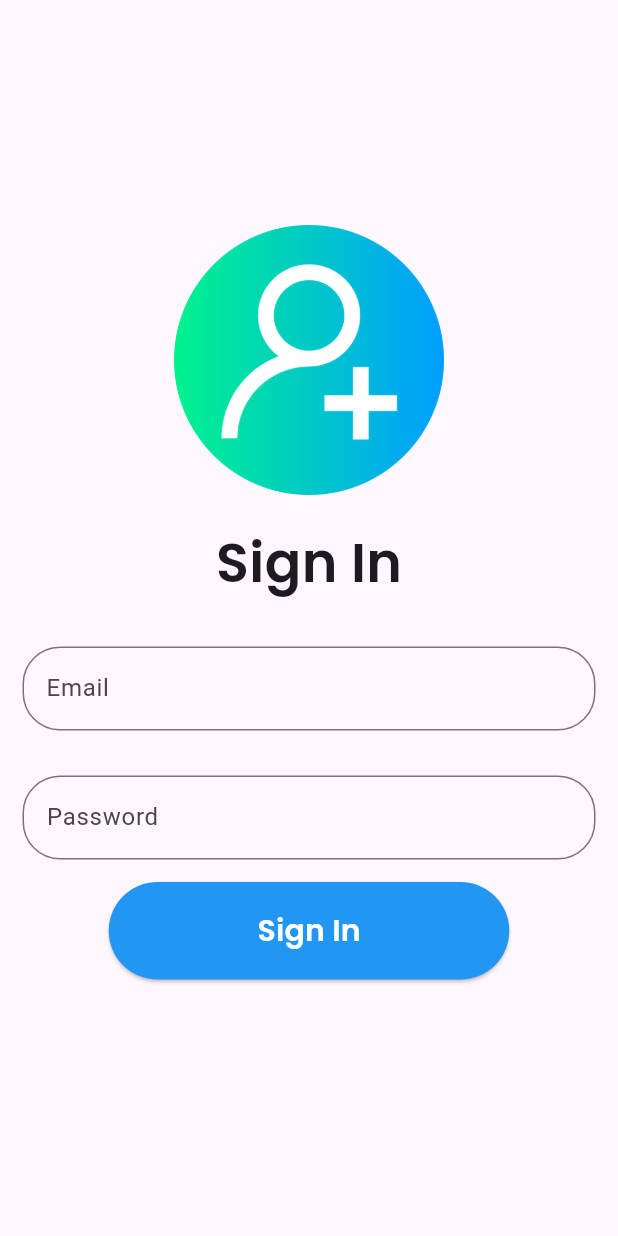
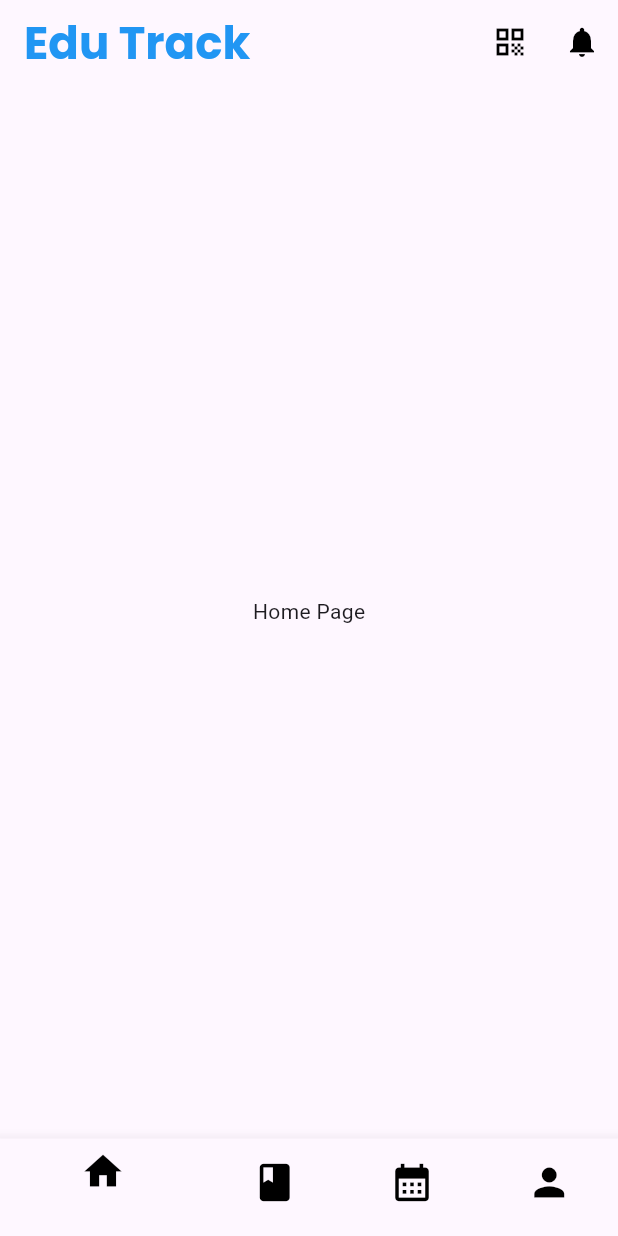
Before and after one commit to pruthviraj2003/Edu-Track, a Flutter app: the SigninScreen screen opened directly, after a tap on "Sign In", on a phone screen of 412 x 824 dp. Run offline on Flutter 3.47's test engine with Material 3 defaults, Android fonts, the phone set to English and light mode, and no system bars; our stand-ins replace google_fonts.

Commit message:
Student Home page structure defining

```diff
--- a/edu_track/lib/view/signin_screen.dart
+++ b/edu_track/lib/view/signin_screen.dart
@@ -1,3 +1,4 @@
+import 'package:edu_track/view/student_section/student_main.dart';
 import 'package:flutter/material.dart';
 import 'package:google_fonts/google_fonts.dart';
 
@@ -69,7 +70,7 @@ class _SigninscreenState extends State<SigninScreen> {
                     Navigator.push(
                         context,
                         MaterialPageRoute(
-                            builder: (context) => const SigninScreen()));
+                            builder: (context) => const StudentMain()));
                   },
                   style: ElevatedButton.styleFrom(
                     backgroundColor: Colors.blue,
--- /dev/null
+++ b/edu_track/lib/view/student_section/home_page.dart
@@ -0,0 +1,35 @@
+import 'package:flutter/material.dart';
+import 'package:google_fonts/google_fonts.dart';
+
+class HomePage extends StatelessWidget {
+  const HomePage({super.key});
+
+  @override
+  Widget build(BuildContext context) {
+    return Scaffold(
+      appBar: AppBar(
+        automaticallyImplyLeading: false,
+        title: Text('Edu Track',
+            style: GoogleFonts.poppins(
+                fontSize: 30, fontWeight: FontWeight.bold, color: Colors.blue)),
+        actions: [
+          IconButton(
+              icon: Icon(
+                Icons.qr_code,
+                color: Colors.black,
+              ),
+              onPressed: () {}),
+          IconButton(
+              icon: Icon(
+                Icons.notifications,
+                color: Colors.black,
+              ),
+              onPressed: () {}),
+        ],
+      ),
+      body: Center(
+        child: Text("Home Page"),
+      ),
+    );
+  }
+}
--- /dev/null
+++ b/edu_track/lib/view/student_section/student_main.dart
@@ -0,0 +1,57 @@
+import 'package:edu_track/view/student_section/calander_page.dart';
+import 'package:edu_track/view/student_section/course_page.dart';
+import 'package:edu_track/view/student_section/home_page.dart';
+import 'package:edu_track/view/student_section/profilr_page.dart';
+import 'package:flutter/material.dart';
+
+class StudentMain extends StatefulWidget {
+  const StudentMain({super.key});
+
+  @override
+  State<StudentMain> createState() => _StudentMainState();
+}
+
+class _StudentMainState extends State<StudentMain> {
+  int selectedIndex = 0;
+
+  List page = [
+    HomePage(),
+    SubjectPage(),
+    CalenderPage(),
+    ProfilePage(),
+  ];
+
+  void Function(int)? onTap(int index) {
+    setState(() {
+      selectedIndex = index;
+    });
+    return null;
+  }
+
+  @override
+  Widget build(BuildContext context) {
+    return Scaffold(
+      body: page[selectedIndex],
+      bottomNavigationBar: BottomNavigationBar(
+        currentIndex: selectedIndex,
+        onTap: onTap,
+        iconSize: 30,
+        items: [
+          BottomNavigationBarItem(
+            icon: Icon(
+              Icons.home,
+              color: Colors.black,
+            ),
+            label: "",
+          ),
+          BottomNavigationBarItem(
+              icon: Icon(Icons.book, color: Colors.black), label: ""),
+          BottomNavigationBarItem(
+              icon: Icon(Icons.calendar_month, color: Colors.black), label: ""),
+          BottomNavigationBarItem(
+              icon: Icon(Icons.person, color: Colors.black), label: ""),
+        ],
+      ),
+    );
+  }
+}
```
Also changed, not shown: edu_track/lib/view/student_home_screen.dart (deleted, +0 -10 lines), edu_track/lib/view/student_section/calander_page.dart (added, +14 -0 lines), edu_track/lib/view/student_section/course_page.dart (added, +14 -0 lines), edu_track/lib/view/student_section/profilr_page.dart (added, +14 -0 lines).
